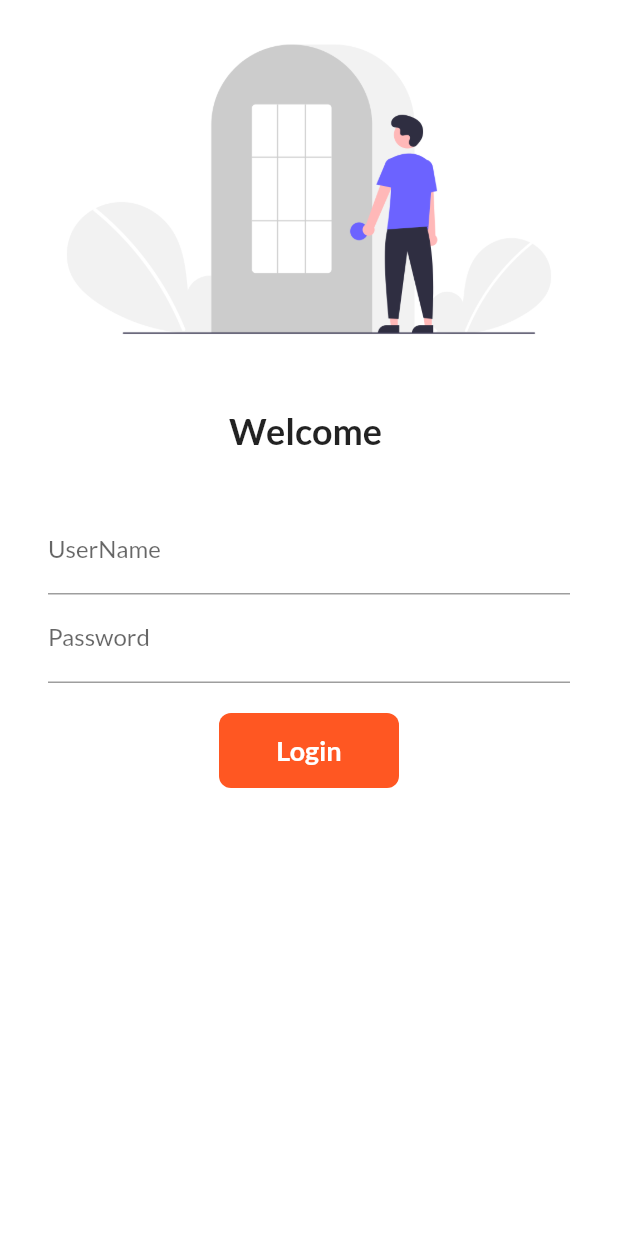
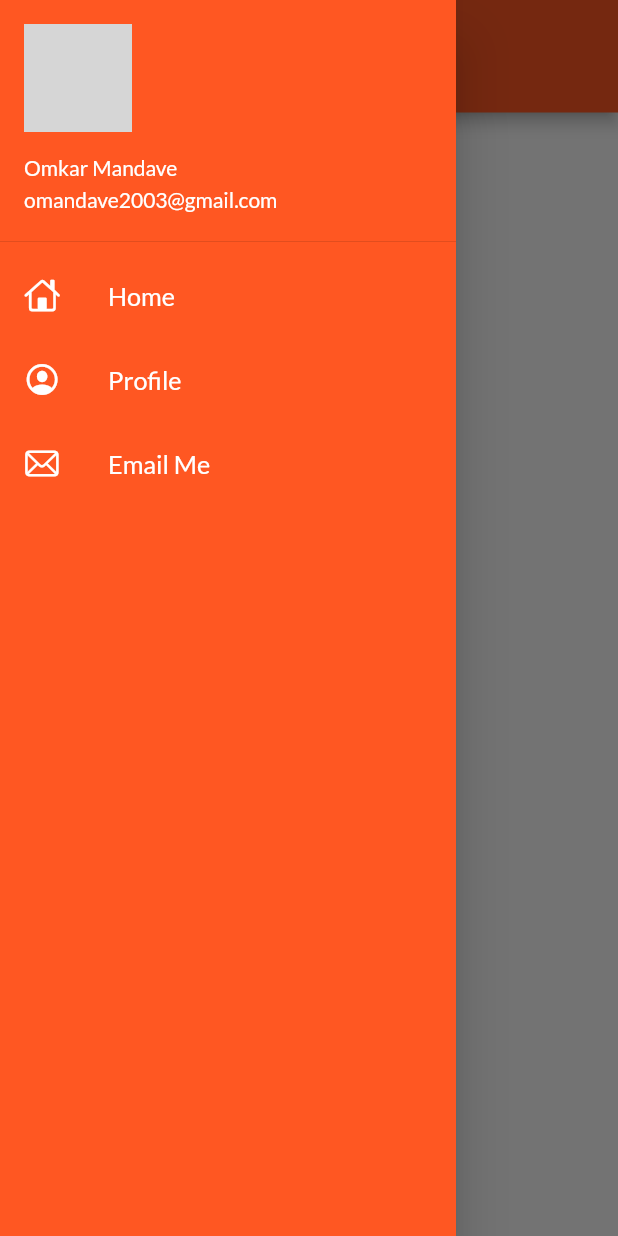
Before and after one commit to OmkarM2003/CatalogApp, a Flutter app: the screen it shows after launch, with the side drawer open (before the commit the screen has no drawer), on a phone screen of 412 x 824 dp. Run offline on Flutter 3.47's test engine with Material 2 defaults, Android fonts, the light colour scheme and no system bars; our stand-ins replace google_fonts; network calls fail; grey boxes are pictures that could not be loaded.

Commit message:
fifth commit

```diff
--- a/lib/main.dart
+++ b/lib/main.dart
@@ -1,6 +1,7 @@
 import 'package:flutter/material.dart';
 import 'package:flutter_application_1/pages/homepage.dart';
 import 'package:flutter_application_1/pages/loginpage.dart';
+import 'package:flutter_application_1/utils/routes.dart';
 import 'package:google_fonts/google_fonts.dart';
 
 void main() {
@@ -20,10 +21,11 @@ class MyApp extends StatelessWidget {
       darkTheme: ThemeData(
         brightness: Brightness.dark,
       ),
-      initialRoute: "/login",
+      debugShowCheckedModeBanner: false,
+      initialRoute: MyRoutes.homeRoute,
       routes: {
-        "/home": (context) => const homepage(),
-        "/login": (context) => const loginpage()
+        MyRoutes.homeRoute: (context) => const homepage(),
+        MyRoutes.loginRoute: (context) => const loginpage()
       },
     );
   }
--- a/lib/pages/homepage.dart
+++ b/lib/pages/homepage.dart
@@ -1,4 +1,5 @@
 import 'package:flutter/material.dart';
+import 'package:flutter_application_1/widgets/drawer.dart';
 
 // ignore: camel_case_types
 class homepage extends StatelessWidget {
@@ -8,14 +9,16 @@ class homepage extends StatelessWidget {
   Widget build(BuildContext context) {
     return Scaffold(
       appBar: AppBar(
-        title: const Text("Catalog App"),
+        toolbarHeight: 75,
+        title: const Text("Catalog  App",
+        style: TextStyle(fontWeight: FontWeight.bold),)
       ),
       body: Center(
         child: Container(
           child: const Text("Welcome to App"),
         ),
       ),
-      drawer: const Drawer(),
+      drawer: const MyDrawer(),
     );
   }
 }
--- /dev/null
+++ b/lib/widgets/drawer.dart
@@ -0,0 +1,70 @@
+import 'package:flutter/cupertino.dart';
+import 'package:flutter/material.dart';
+
+class MyDrawer extends StatelessWidget {
+  const MyDrawer({super.key});
+
+  @override
+  Widget build(BuildContext context) {
+    final imageurl="https://instagram.fbom2-1.fna.fbcdn.net/v/t51.2885-19/354191749_1149516279773854_929637623487593417_n.jpg?stp=dst-jpg_s320x320&_nc_ht=instagram.fbom2-1.fna.fbcdn.net&_nc_cat=110&_nc_ohc=yBfg0ORbnaUAX8-9ssL&edm=AOQ1c0wBAAAA&ccb=7-5&oh=00_AfCH559YVmHrGD62THRo3HbvXgEUw1xkonCKP5Zxi4iYjQ&oe=64C42B7D&_nc_sid=8b3546";
+    return Drawer(
+      child: Container(
+        color: Colors.deepOrange,
+        child: ListView(
+          padding: EdgeInsets.zero,
+          children: [
+            DrawerHeader(
+              padding: EdgeInsets.zero,
+              child: UserAccountsDrawerHeader(
+                margin: EdgeInsets.zero,
+                accountName: const Text("Omkar Mandave"),
+                accountEmail: const Text("omandave2003@gmail.com"),
+                currentAccountPicture: CircleAvatar(
+                  backgroundImage: NetworkImage(imageurl),),
+              ),
+            ),
+            const ListTile(
+              leading: Icon(
+                CupertinoIcons.home,
+                color: Colors.white,
+                ),
+                title: Text(
+                  "Home",
+                  textScaleFactor: 1.2,
+                  style: TextStyle(
+                    color: Colors.white,
+                    ),
+                  ),
+            ),
+            const ListTile(
+              leading: Icon(
+                CupertinoIcons.profile_circled,
+                color: Colors.white,
+                ),
+                title: Text(
+                  "Profile",
+                  textScaleFactor: 1.2,
+                  style: TextStyle(
+                    color: Colors.white,
+                    ),
+                  ),
+            ),
+            const ListTile(
+              leading: Icon(
+                CupertinoIcons.mail,
+                color: Colors.white,
+                ),
+                title: Text(
+                  "Email Me",
+                  textScaleFactor: 1.2,
+                  style: TextStyle(
+                    color: Colors.white,
+                    ),
+                  ),
+            ),
+          ],
+        ),
+      ),
+    );
+  }
+}
--- a/pubspec.yaml
+++ b/pubspec.yaml
@@ -62,7 +62,6 @@ flutter:
   # To add assets to your application, add an assets section, like this:
   assets:
     - assets/imgs/login.png
-  #   - images/a_dot_ham.jpeg
 
   # An image asset can refer to one or more resolution-specific "variants", see
   # https://flutter.dev/assets-and-images/#resolution-aware
```
